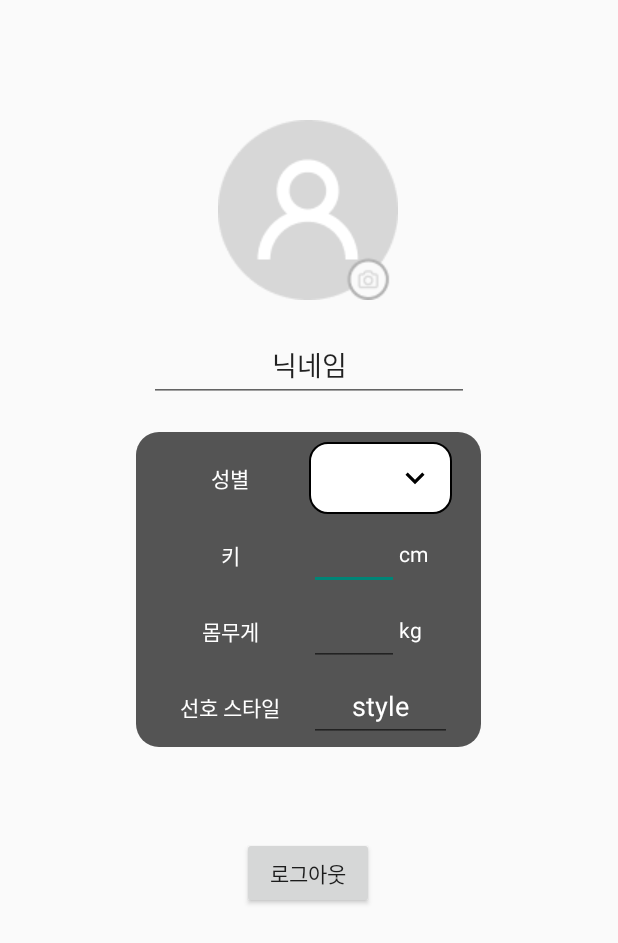
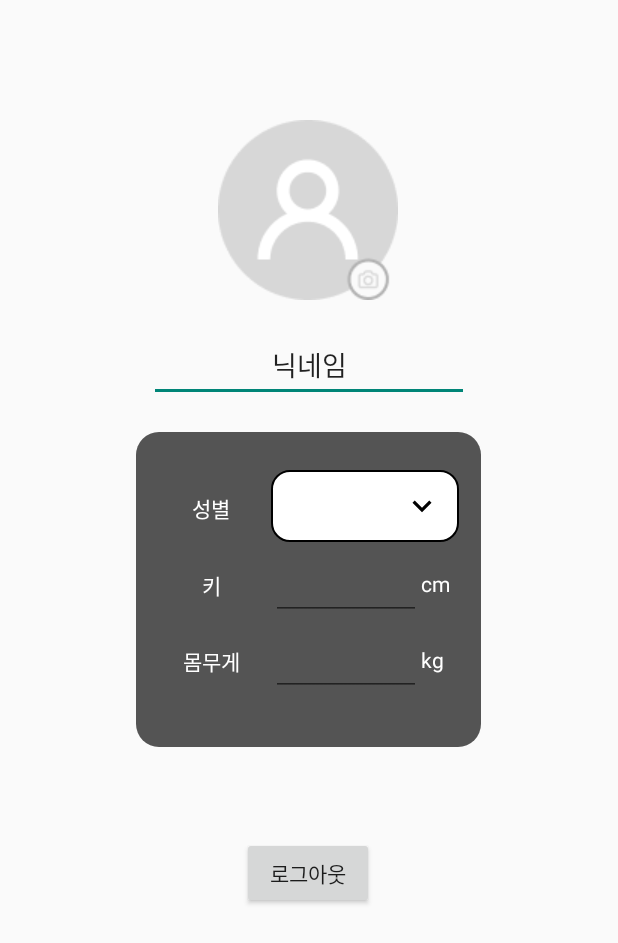
Before and after one commit to ohdeng02/Clomend, an Android app: the layout fragment_my_page.xml on its own in the app's theme, with its tools: preview values and no code run, on a phone screen of 412 x 824 dp. Shown: the top 943 px of the screen. Run offline under Robolectric (Android 15) with nearby library versions, the phone set to English and light mode, and no system bars.

Commit message:
마이페이지 화면 선호스타일 삭제

```diff
--- a/app/src/main/res/layout/fragment_my_page.xml
+++ b/app/src/main/res/layout/fragment_my_page.xml
@@ -32,150 +32,6 @@
         app:layout_constraintStart_toStartOf="parent"
         app:layout_constraintTop_toBottomOf="@+id/editTextTextPersonName2" />
 
-    <TableLayout
-        android:layout_width="210dp"
-        android:layout_height="200dp"
-        android:shrinkColumns="*"
-        app:layout_constraintBottom_toBottomOf="@+id/imageView2"
-        app:layout_constraintEnd_toEndOf="@+id/imageView2"
-        app:layout_constraintStart_toStartOf="@+id/imageView2"
-        app:layout_constraintTop_toTopOf="@+id/imageView2"
-        android:textAlignment="center">
-
-        <TableRow
-            android:layout_width="match_parent"
-            android:layout_height="match_parent">
-
-            <TextView
-                android:id="@+id/textView8"
-                android:layout_width="105dp"
-                android:layout_height="48dp"
-                android:layout_marginTop="1dp"
-                android:layout_marginBottom="1dp"
-                android:gravity="center"
-                android:text="성별"
-                android:textAlignment="center"
-                android:textColor="@android:color/white"
-                tools:layout_editor_absoluteX="16dp"
-                tools:layout_editor_absoluteY="378dp" />
-
-            <Spinner
-                android:id="@+id/sex_spinner"
-                android:layout_width="105dp"
-                android:layout_height="48dp"
-                android:layout_marginTop="1dp"
-                android:layout_marginBottom="1dp"
-                android:layout_span="2"
-                android:background="@drawable/spinner_round"
-                android:gravity="center" />
-
-
-        </TableRow>
-
-
-        <TableRow
-            android:layout_width="match_parent"
-            android:layout_height="match_parent">
-
-            <TextView
-                android:id="@+id/textView9"
-                android:layout_width="105dp"
-                android:layout_height="48dp"
-                android:layout_marginTop="1dp"
-                android:layout_marginBottom="1dp"
-                android:gravity="center"
-                android:text="키"
-                android:textAlignment="center"
-                android:textColor="@android:color/white" />
-
-            <EditText
-                android:id="@+id/editTextNumber4"
-                android:layout_width="60dp"
-                android:layout_height="48dp"
-                android:layout_marginTop="1dp"
-                android:layout_marginBottom="1dp"
-                android:ems="10"
-                android:gravity="center"
-                android:inputType="number"
-                android:textColor="@color/white" />
-
-            <TextView
-                android:id="@+id/textView12"
-                android:layout_width="35dp"
-                android:layout_height="wrap_content"
-                android:text="cm"
-                android:textColor="@color/white" />
-
-        </TableRow>
-
-        <TableRow
-            android:layout_width="match_parent"
-            android:layout_height="match_parent">
-
-            <TextView
-                android:id="@+id/textView10"
-                android:layout_width="105dp"
-                android:layout_height="48dp"
-                android:layout_marginTop="1dp"
-                android:layout_marginBottom="1dp"
-                android:gravity="center"
-                android:text="몸무게"
-                android:textAlignment="center"
-                android:textColor="@android:color/white"
-                tools:layout_editor_absoluteX="29dp"
-                tools:layout_editor_absoluteY="347dp" />
-
-            <EditText
-                android:id="@+id/editTextNumber3"
-                android:layout_width="60dp"
-                android:layout_height="48dp"
-                android:layout_marginTop="1dp"
-                android:layout_marginBottom="1dp"
-                android:ems="10"
-                android:gravity="center"
-                android:inputType="number"
-                android:textColor="@color/white" />
-
-            <TextView
-                android:id="@+id/textView13"
-                android:layout_width="35dp"
-                android:layout_height="wrap_content"
-                android:text="kg"
-                android:textColor="@color/white" />
-        </TableRow>
-
-        <TableRow
-            android:layout_width="match_parent"
-            android:layout_height="match_parent">
-
-            <TextView
-                android:id="@+id/textView11"
-                android:layout_width="105dp"
-                android:layout_height="48dp"
-                android:layout_marginTop="1dp"
-                android:layout_marginBottom="1dp"
-                android:gravity="center"
-                android:text="선호 스타일"
-                android:textAlignment="center"
-                android:textColor="@android:color/white"
-                tools:layout_editor_absoluteX="16dp"
-                tools:layout_editor_absoluteY="398dp" />
-
-            <EditText
-                android:id="@+id/editTextTextPersonName4"
-                android:layout_width="105dp"
-                android:layout_height="48dp"
-                android:layout_marginTop="1dp"
-                android:layout_marginBottom="1dp"
-                android:ems="10"
-                android:gravity="center"
-                android:inputType="textPersonName"
-                android:layout_span="2"
-                android:text="style"
-                android:textColor="@color/white" />
-        </TableRow>
-
-    </TableLayout>
 
     <Button
         android:id="@+id/button3"
@@ -201,4 +57,113 @@
         app:layout_constraintStart_toStartOf="parent"
         app:layout_constraintTop_toBottomOf="@+id/imageView" />
 
+    <TableLayout
+        android:layout_width="210dp"
+        android:layout_height="160dp"
+        app:layout_constraintBottom_toBottomOf="@+id/imageView2"
+        app:layout_constraintEnd_toEndOf="@+id/imageView2"
+        app:layout_constraintStart_toStartOf="@+id/imageView2"
+        app:layout_constraintTop_toTopOf="@+id/imageView2">
+
+        <TableRow
+            android:layout_width="match_parent"
+            android:layout_height="match_parent">
+
+            <TextView
+                android:id="@+id/textView8"
+                android:layout_width="80dp"
+                android:layout_height="48dp"
+                android:layout_marginTop="1dp"
+                android:layout_marginBottom="1dp"
+                android:gravity="center"
+                android:text="성별"
+                android:textAlignment="center"
+                android:textColor="@android:color/white"
+                tools:layout_editor_absoluteX="16dp"
+                tools:layout_editor_absoluteY="378dp" />
+
+            <Spinner
+                android:id="@+id/sex_spinner"
+                android:layout_width="match_parent"
+                android:layout_height="48dp"
+                android:layout_span="2"
+                android:background="@drawable/spinner_round"
+                android:gravity="center" />
+
+
+        </TableRow>
+
+
+        <TableRow
+            android:layout_width="match_parent"
+            android:layout_height="match_parent">
+
+            <TextView
+                android:id="@+id/textView9"
+                android:layout_width="80dp"
+                android:layout_height="48dp"
+                android:layout_marginTop="1dp"
+                android:layout_marginBottom="1dp"
+                android:gravity="center"
+                android:text="키"
+                android:textAlignment="center"
+                android:textColor="@android:color/white" />
+
+            <EditText
+                android:id="@+id/editTextNumber4"
+                android:layout_width="100dp"
+                android:layout_height="48dp"
+                android:layout_marginTop="1dp"
+                android:layout_marginBottom="1dp"
+                android:ems="10"
+                android:gravity="center"
+                android:inputType="number"
+                android:textColor="@color/white" />
+
+            <TextView
+                android:id="@+id/textView12"
+                android:layout_width="25dp"
+                android:layout_height="wrap_content"
+                android:text="cm"
+                android:textColor="@color/white" />
+
+        </TableRow>
+
+        <TableRow
+            android:layout_width="match_parent"
+            android:layout_height="match_parent">
+
+            <TextView
+                android:id="@+id/textView10"
+                android:layout_width="80dp"
+                android:layout_height="48dp"
+                android:layout_marginTop="1dp"
+                android:layout_marginBottom="1dp"
+                android:gravity="center"
+                android:text="몸무게"
+                android:textAlignment="center"
+                android:textColor="@android:color/white"
+                tools:layout_editor_absoluteX="29dp"
+                tools:layout_editor_absoluteY="347dp" />
+
+            <EditText
+                android:id="@+id/editTextNumber3"
+                android:layout_width="100dp"
+                android:layout_height="48dp"
+                android:layout_marginTop="1dp"
+                android:layout_marginBottom="1dp"
+                android:ems="10"
+                android:gravity="center"
+                android:inputType="number"
+                android:textColor="@color/white" />
+
+            <TextView
+                android:id="@+id/textView13"
+                android:layout_width="25dp"
+                android:layout_height="wrap_content"
+                android:text="kg"
+                android:textColor="@color/white" />
+        </TableRow>
+    </TableLayout>
+
 </androidx.constraintlayout.widget.ConstraintLayout>
```
